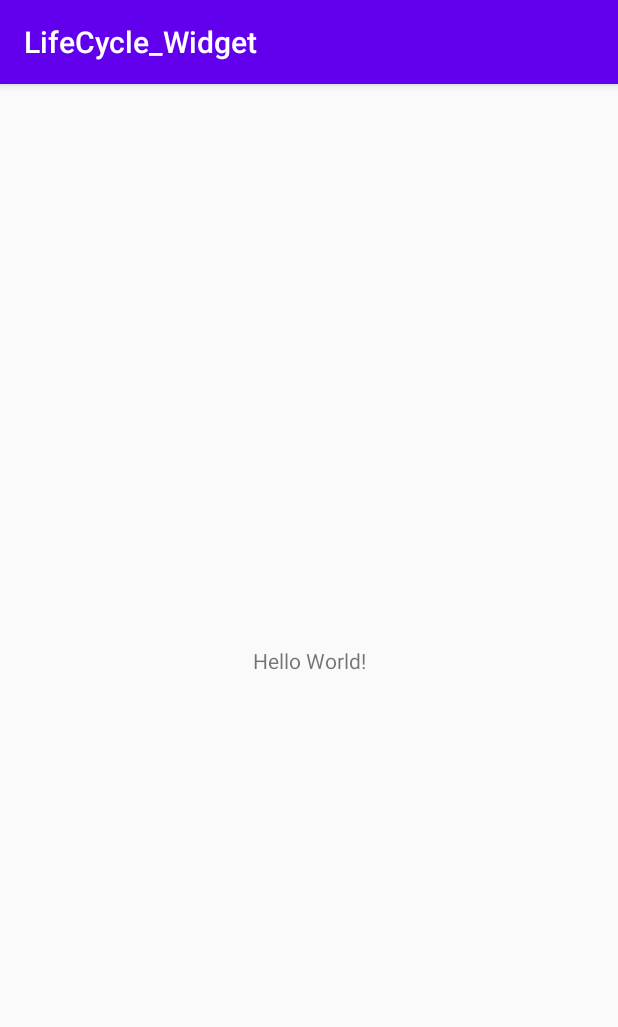
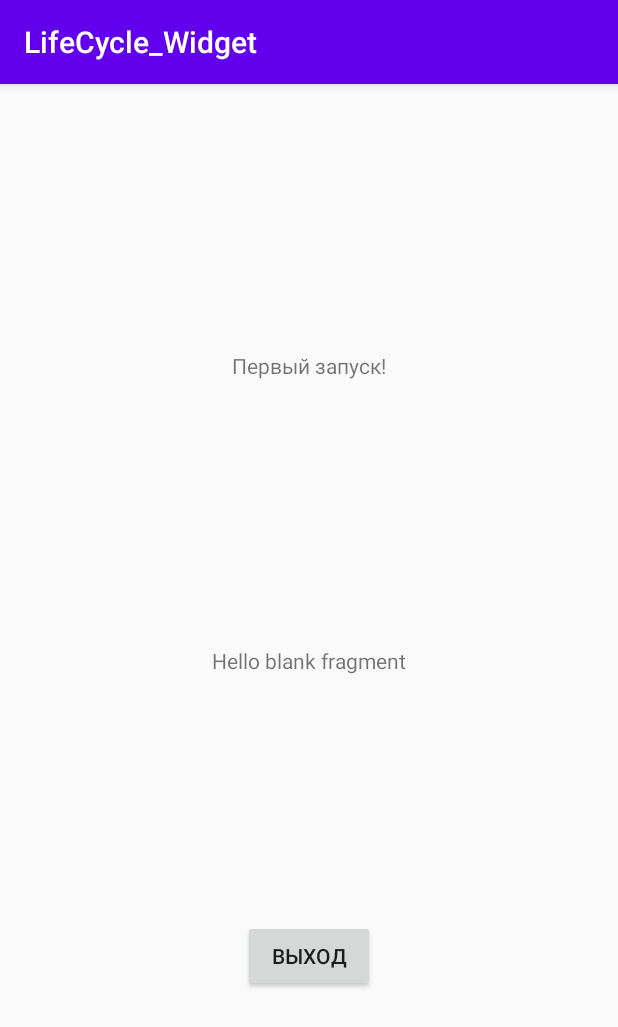
Before and after one commit to Vasic2000/LifeCycle_Widget, an Android app: the screen it shows after launch (MainActivity), on a phone screen of 412 x 824 dp. Shown: the top 1027 px of the screen. Run offline under Robolectric (Android 15) with nearby library versions, the phone set to English and light mode, and no system bars.

Commit message:
Fragment Lyfecycle

```diff
--- /dev/null
+++ b/app/src/main/java/cz/vasic2000/lifecycle_widget/EmptyFragment.kt
@@ -0,0 +1,92 @@
+package cz.vasic2000.lifecycle_widget
+
+import android.content.Context
+import android.os.Bundle
+import android.util.Log
+import android.view.LayoutInflater
+import android.view.View
+import android.view.ViewGroup
+import android.widget.Button
+import android.widget.TextView
+import android.widget.Toast
+import androidx.fragment.app.Fragment
+
+
+class EmptyFragment : Fragment() {
+    private val TAG = "[CycleActivity]"
+    lateinit var firstRunTextView: TextView
+
+    companion object {
+        fun newInstance() = EmptyFragment()
+    }
+
+    override fun onAttach(context: Context) {
+        super.onAttach(context)
+        makeMessage("onAttach()")
+    }
+
+    override fun onCreate(savedInstanceState: Bundle?) {
+        super.onCreate(savedInstanceState)
+        makeMessage("onCreate()")
+    }
+
+    override fun onCreateView(inflater: LayoutInflater, container: ViewGroup?,
+                              savedInstanceState: Bundle?): View {
+        val emptyFragmentView: View = inflater.inflate(R.layout.fragment_empty, container, false)
+        firstRunTextView = emptyFragmentView.findViewById(R.id.textViewInfo) as TextView
+        if (savedInstanceState == null) {
+            firstRunTextView.text = "Первый запуск!"
+        } else {
+            firstRunTextView.text = "Повторный запуск!"
+        }
+        makeMessage("onCreateView()")
+        emptyFragmentView.findViewById<Button>(R.id.buttonExit).setOnClickListener {
+            activity?.finish()
+        }
+        return emptyFragmentView
+    }
+
+    override fun onStart() {
+        super.onStart()
+        makeMessage("onStart()");
+    }
+
+    override fun onResume() {
+        super.onResume()
+        makeMessage("onResume()");
+    }
+
+    override fun onPause() {
+        super.onPause()
+        makeMessage("onPause()");
+    }
+
+    override fun onStop() {
+        super.onStop()
+        makeMessage("onStop()");
+    }
+
+    override fun onDestroyView() {
+        super.onDestroyView()
+        makeMessage("onDestroyView()");
+    }
+
+    override fun onDestroy() {
+        super.onDestroy()
+        makeMessage("onDestroy()");
+    }
+
+    override fun onDetach() {
+        super.onDetach()
+        makeMessage("onDetach()");
+    }
+
+    private fun makeMessage(message: String) {
+        Toast.makeText(
+            getContext(),
+            message,
+            Toast.LENGTH_SHORT
+        ).show()
+        Log.i(TAG, message)
+    }
+}
--- a/app/src/main/java/cz/vasic2000/lifecycle_widget/MainActivity.kt
+++ b/app/src/main/java/cz/vasic2000/lifecycle_widget/MainActivity.kt
@@ -8,5 +8,10 @@ class MainActivity : AppCompatActivity() {
     override fun onCreate(savedInstanceState: Bundle?) {
         super.onCreate(savedInstanceState)
         setContentView(R.layout.activity_main)
+        if (savedInstanceState == null) {
+            supportFragmentManager.beginTransaction()
+                    .replace(R.id.LinearLayout1, EmptyFragment.newInstance())
+                    .commitNow()
+        }
     }
 }
--- a/app/src/main/res/layout/activity_main.xml
+++ b/app/src/main/res/layout/activity_main.xml
@@ -1,18 +1,7 @@
 <?xml version="1.0" encoding="utf-8"?>
-<androidx.constraintlayout.widget.ConstraintLayout xmlns:android="http://schemas.android.com/apk/res/android"
-    xmlns:app="http://schemas.android.com/apk/res-auto"
+<FrameLayout  xmlns:android="http://schemas.android.com/apk/res/android"
     xmlns:tools="http://schemas.android.com/tools"
+    android:id="@+id/LinearLayout1"
     android:layout_width="match_parent"
     android:layout_height="match_parent"
-    tools:context=".MainActivity">
-
-    <TextView
-        android:layout_width="wrap_content"
-        android:layout_height="wrap_content"
-        android:text="Hello World!"
-        app:layout_constraintBottom_toBottomOf="parent"
-        app:layout_constraintLeft_toLeftOf="parent"
-        app:layout_constraintRight_toRightOf="parent"
-        app:layout_constraintTop_toTopOf="parent" />
-
-</androidx.constraintlayout.widget.ConstraintLayout>
+    tools:context=".MainActivity"/>
--- /dev/null
+++ b/app/src/main/res/layout/fragment_empty.xml
@@ -0,0 +1,44 @@
+<?xml version="1.0" encoding="utf-8"?>
+<androidx.constraintlayout.widget.ConstraintLayout
+    xmlns:android="http://schemas.android.com/apk/res/android"
+    xmlns:tools="http://schemas.android.com/tools"
+    xmlns:app="http://schemas.android.com/apk/res-auto"
+    android:id="@+id/main"
+    android:layout_width="match_parent"
+    android:layout_height="match_parent"
+    tools:context=".EmptyFragment">
+
+    <TextView
+        android:id="@+id/textViewInfo"
+        android:layout_width="wrap_content"
+        android:layout_height="wrap_content"
+        android:layout_gravity="center"
+        android:text="@string/hello_blank_fragment"
+        app:layout_constraintBottom_toTopOf="@+id/FragmettText"
+        app:layout_constraintEnd_toEndOf="parent"
+        app:layout_constraintStart_toStartOf="parent"
+        app:layout_constraintTop_toTopOf="parent" />
+
+    <TextView
+        android:id="@+id/FragmettText"
+        android:layout_width="wrap_content"
+        android:layout_height="wrap_content"
+        android:layout_gravity="center"
+        android:text="@string/hello_blank_fragment"
+        app:layout_constraintBottom_toBottomOf="parent"
+        app:layout_constraintEnd_toEndOf="parent"
+        app:layout_constraintStart_toStartOf="parent"
+        app:layout_constraintTop_toTopOf="parent" />
+
+    <Button
+        android:id="@+id/buttonExit"
+        android:layout_width="wrap_content"
+        android:layout_height="wrap_content"
+        android:text="Выход"
+        app:layout_constraintBottom_toBottomOf="parent"
+        app:layout_constraintEnd_toEndOf="parent"
+        app:layout_constraintStart_toStartOf="parent"
+        app:layout_constraintTop_toBottomOf="@+id/FragmettText" />
+ />
+
+</androidx.constraintlayout.widget.ConstraintLayout>
--- a/app/src/main/res/values/strings.xml
+++ b/app/src/main/res/values/strings.xml
@@ -1,3 +1,4 @@
 <resources>
     <string name="app_name">LifeCycle_Widget</string>
+    <string name="hello_blank_fragment">Hello blank fragment</string>
 </resources>
```
